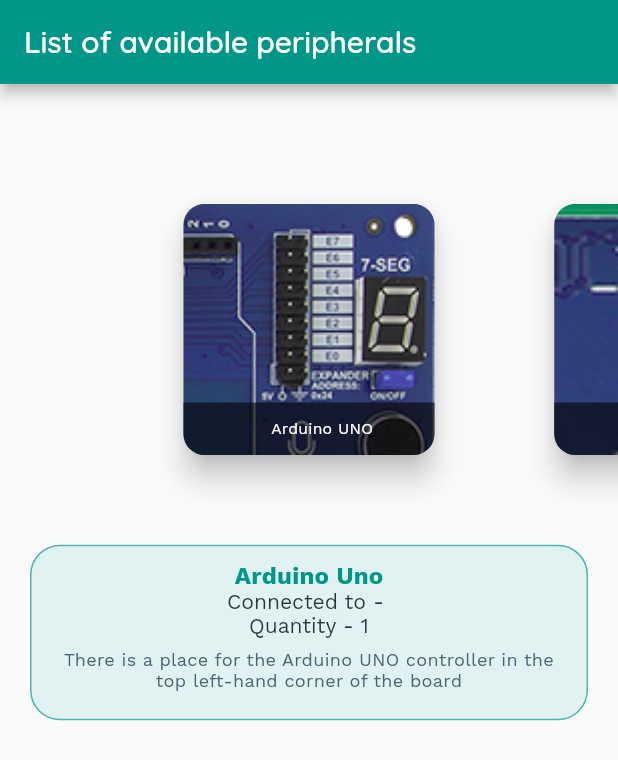
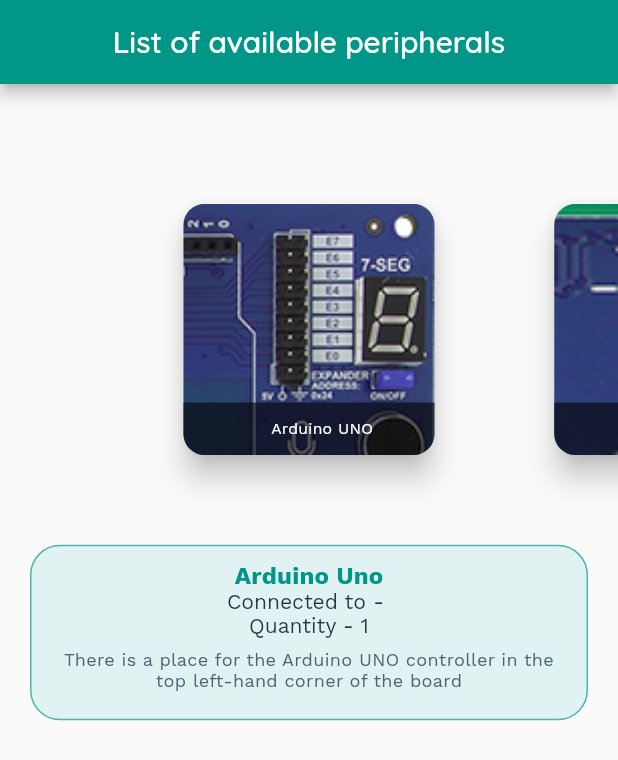
Before and after one commit to hope-miky/TME-Education-Arduino-board-manual, a Flutter app: the CardScrollView screen opened directly, on a phone screen of 412 x 824 dp. Shown: the top 760 px of the screen. Run offline on Flutter 3.47's test engine with Material 2 defaults, Android fonts, the phone set to English and light mode, and no system bars; our stand-ins replace get.

Commit message:
final touch for realease

```diff
--- a/lib/custom_drawer/drawer_user_controller.dart
+++ b/lib/custom_drawer/drawer_user_controller.dart
@@ -123,7 +123,7 @@ class _DrawerUserControllerState extends State<DrawerUserController> with Ticker
                   decoration: BoxDecoration(
                     color: AppTheme.white,
                     boxShadow: <BoxShadow>[
-                      BoxShadow(color: AppTheme.grey.withOpacity(0.6), blurRadius: 24),
+                      BoxShadow(color: Colors.teal.withOpacity(0.7), blurRadius: 100),
                     ],
                   ),
                   child: Stack(
--- a/lib/navigation_home_screen.dart
+++ b/lib/navigation_home_screen.dart
@@ -1,5 +1,6 @@
 import 'package:tme_ard_v2/widgets/listOfWidgets/IntroToTME.dart';
 import 'package:tme_ard_v2/widgets/listOfWidgets/coddingIntro.dart';
+import 'package:tme_ard_v2/widgets/listOfWidgets/componentsView.dart';
 import 'package:tme_ard_v2/widgets/listOfWidgets/libraries.dart';
 import 'package:tme_ard_v2/widgets/listOfWidgets/projects.dart';
 
@@ -83,6 +84,11 @@ class _NavigationHomeScreenState extends State<NavigationHomeScreen> {
           screenView = HelpScreen();
         });
       }
+      else if (drawerIndex == DrawerIndex.Components) {
+        setState(() {
+          screenView = CardScrollView();
+        });
+      }
        else if (drawerIndex == DrawerIndex.FeedBack) {
         setState(() {
           screenView = FeedbackScreen();
--- a/lib/widgets/listOfWidgets/componentsView.dart
+++ b/lib/widgets/listOfWidgets/componentsView.dart
@@ -33,7 +33,7 @@ class _CardScrollViewState extends State<CardScrollView> {
   final List<String> images = [
     'assets/images/comp/7seg.png',
     'assets/images/comp/adled.png',
-    'assets/images/comp/ard.png',
+    'assets/images/comp/ard2.png',
     'assets/images/comp/blue.png',
     'assets/images/comp/btn.png',
     'assets/images/comp/buzzer.png',
@@ -51,7 +51,13 @@ class _CardScrollViewState extends State<CardScrollView> {
   Widget build(BuildContext context) {
     return Scaffold(
       appBar: AppBar(
-        title: Text("List of available peripherals"),
+        title: Row(
+          children: <Widget>[
+            Spacer(),
+            Text("List of available peripherals"),
+            Spacer(),
+          ],
+        ),
       ),
           body: SingleChildScrollView(
             child: Column(
```
Also changed, not shown: lib/custom_drawer/home_drawer.dart (+33 -24 lines), assets/images/comp/ard2.png (renamed from assets/images/comp/ard.png).
